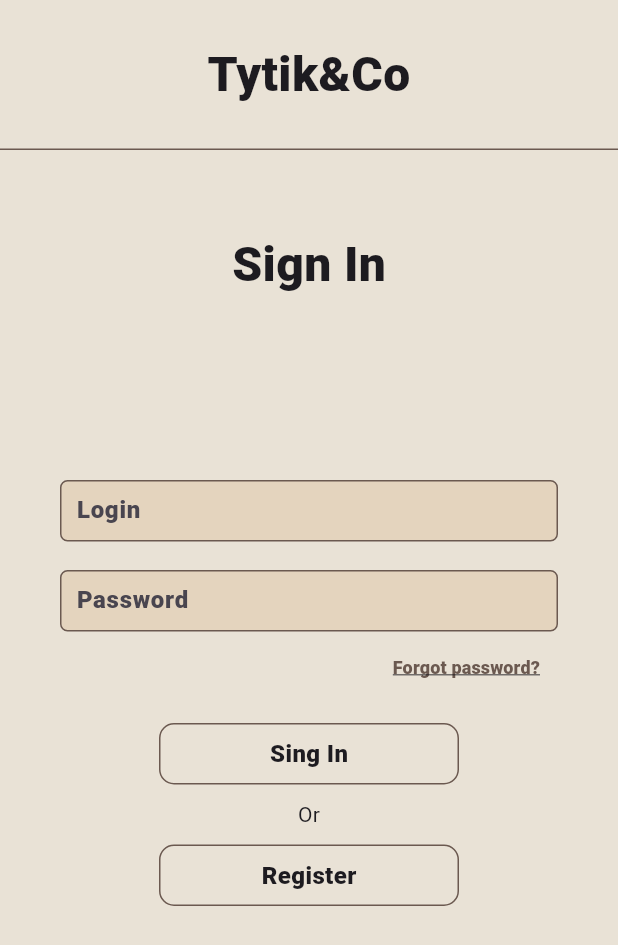
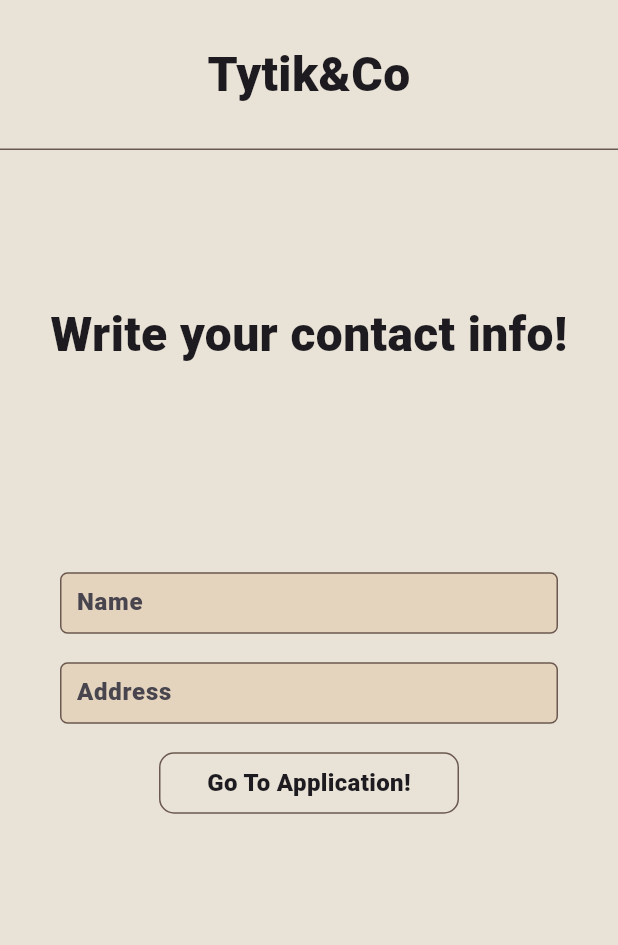
Before and after one commit to fpmi-hci-2024/project12b-mobile-tytik-co-restaraunts, a Flutter app: the screen it shows after launch, on a phone screen of 412 x 824 dp. Shown: the top 945 px of the screen. Run offline on Flutter 3.47's test engine with Material 3 defaults, Android fonts, the phone set to English and light mode, and no system bars; our stand-ins replace auto_route, cached_network_image, flutter_bloc, flutter_svg, get_it, google_fonts and 2 more.

Commit message:
made user info

```diff
--- /dev/null
+++ b/lib/src/feature/auth_page/domain/entities/user_information.dart
@@ -0,0 +1,13 @@
+class UserInformation {
+  final String name;
+  final String address;
+
+  const UserInformation({
+    required this.name,
+    required this.address,
+  });
+
+  const UserInformation.empty()
+      : name = '',
+        address = '';
+}
--- /dev/null
+++ b/lib/src/feature/auth_page/domain/repositories/i_user_information_repository.dart
@@ -0,0 +1,7 @@
+import '../entities/user_information.dart';
+
+abstract interface class IUserInformationRepository {
+  Future<UserInformation?> getUserInformation();
+
+  void saveUserInformation(UserInformation information);
+}
--- /dev/null
+++ b/lib/src/feature/auth_page/presentation/new_sign_in_bloc/new_sign_in_bloc.dart
@@ -0,0 +1,59 @@
+import 'package:flutter_bloc/flutter_bloc.dart';
+import 'package:monkey_delivery/src/feature/auth_page/domain/entities/user_information.dart';
+
+import '../../domain/repositories/i_user_information_repository.dart';
+
+part 'new_sign_in_event.dart';
+
+part 'new_sign_in_state.dart';
+
+class NewSignInBloc extends Bloc<NewSignInEvent, NewSignInState> {
+  final IUserInformationRepository _userInformationRepository;
+
+  NewSignInBloc(
+    this._userInformationRepository,
+  ) : super(const NewSignInState()) {
+    on<LoadUserInformation>(_onLoadUserInformation);
+    on<TextFieldChanged>(_onTextFieldChanged);
+    on<SaveNewInfo>(_onSaveNewInfo);
+  }
+
+  Future<void> _onLoadUserInformation(
+    LoadUserInformation event,
+    Emitter<NewSignInState> emit,
+  ) async {
+    final info = await _userInformationRepository.getUserInformation();
+    emit(
+      state.copyWith(
+        isLoaded: true,
+        userInformation: info,
+        name: info?.name,
+        address: info?.address,
+      ),
+    );
+  }
+
+  void _onTextFieldChanged(
+    TextFieldChanged event,
+    Emitter<NewSignInState> emit,
+  ) {
+    emit(
+      state.copyWith(
+        name: event.newName,
+        address: event.newAddress,
+      ),
+    );
+  }
+
+  void _onSaveNewInfo(
+    SaveNewInfo event,
+    Emitter<NewSignInState> emit,
+  ) {
+    _userInformationRepository.saveUserInformation(
+      UserInformation(
+        name: state.name,
+        address: state.address,
+      ),
+    );
+  }
+}
--- /dev/null
+++ b/lib/src/feature/auth_page/presentation/new_sign_in_bloc/new_sign_in_event.dart
@@ -0,0 +1,23 @@
+part of 'new_sign_in_bloc.dart';
+
+abstract class NewSignInEvent {
+  const NewSignInEvent();
+}
+
+class LoadUserInformation extends NewSignInEvent {
+  const LoadUserInformation();
+}
+
+class TextFieldChanged extends NewSignInEvent {
+  final String? newName;
+  final String? newAddress;
+
+  const TextFieldChanged({
+    this.newName,
+    this.newAddress,
+  });
+}
+
+class SaveNewInfo extends NewSignInEvent {
+  const SaveNewInfo();
+}
--- /dev/null
+++ b/lib/src/feature/auth_page/presentation/new_sign_in_bloc/new_sign_in_state.dart
@@ -0,0 +1,29 @@
+part of 'new_sign_in_bloc.dart';
+
+class NewSignInState {
+  final UserInformation userInformation;
+  final String name;
+  final String address;
+  final bool isLoaded;
+
+  const NewSignInState({
+    this.userInformation = const UserInformation.empty(),
+    this.name = '',
+    this.address = '',
+    this.isLoaded = false,
+  });
+
+  NewSignInState copyWith({
+    UserInformation? userInformation,
+    String? name,
+    String? address,
+    bool? isLoaded,
+  }) {
+    return NewSignInState(
+      userInformation: userInformation ?? this.userInformation,
+      name: name ?? this.name,
+      address: address ?? this.address,
+      isLoaded: isLoaded ?? this.isLoaded,
+    );
+  }
+}
--- /dev/null
+++ b/lib/src/feature/auth_page/presentation/new_sign_in_page.dart
@@ -0,0 +1,120 @@
+import 'package:auto_route/annotations.dart';
+import 'package:flutter/cupertino.dart';
+import 'package:flutter/material.dart';
+import 'package:flutter/painting.dart';
+import 'package:flutter/widgets.dart';
+import 'package:flutter_bloc/flutter_bloc.dart';
+import 'package:monkey_delivery/src/config/router/app_router.dart';
+import 'package:monkey_delivery/src/core/widgets/custom_text_field.dart';
+import 'package:monkey_delivery/src/feature/auth_page/presentation/new_sign_in_bloc/new_sign_in_bloc.dart';
+
+import '../../../core/widgets/custom_app_bar.dart';
+import '../../../core/widgets/custom_button.dart';
+import '../../../core/widgets/custom_scaffold.dart';
+import '../../../locator/locator.dart';
+import 'config/auth_page_theme.dart';
+
+@RoutePage()
+class NewSignInPage extends StatelessWidget {
+  const NewSignInPage({super.key});
+
+  @override
+  Widget build(BuildContext context) {
+    final theme = locator<AuthTheme>();
+    return BlocProvider(
+      create: (_) => locator<NewSignInBloc>()
+        ..add(
+          const LoadUserInformation(),
+        ),
+      child: Builder(builder: (context) {
+        return CustomScaffold(
+          appBar: CustomAppBar(
+            titleText: theme.appName,
+            height: 100,
+            borderColor: theme.primaryBorderColor,
+            titleStyle: const TextStyle(
+              fontSize: 32,
+              fontWeight: FontWeight.w800,
+            ),
+          ),
+          webMaxWidth: 600,
+          body: BlocBuilder<NewSignInBloc, NewSignInState>(
+              builder: (context, state) {
+            final bloc = context.read<NewSignInBloc>();
+            return Stack(
+              children: [
+                Align(
+                  alignment: Alignment.topCenter,
+                  child: Column(
+                    mainAxisSize: MainAxisSize.min,
+                    children: [
+                      const SizedBox(
+                        height: 100,
+                      ),
+                      Padding(
+                        padding: EdgeInsets.symmetric(
+                          horizontal: 20,
+                        ),
+                        child: Text(
+                          'Write your contact info!',
+                          textAlign: TextAlign.center,
+                          style: const TextStyle(
+                            fontSize: 32,
+                            fontWeight: FontWeight.w800,
+                          ),
+                        ),
+                      ),
+                    ],
+                  ),
+                ),
+                Padding(
+                  padding: const EdgeInsets.symmetric(horizontal: 40),
+                  child: Column(
+                    mainAxisAlignment: MainAxisAlignment.center,
+                    children: [
+                      CustomTextField(
+                        placeholderText: 'Name',
+                        initialText: state.userInformation.name,
+                        onChanged: (value) {
+                          bloc.add(
+                            TextFieldChanged(
+                              newName: value,
+                            ),
+                          );
+                        },
+                      ),
+                      const SizedBox(
+                        height: 19,
+                      ),
+                      CustomTextField(
+                        placeholderText: 'Address',
+                        initialText: state.userInformation.address,
+                        onChanged: (value) {
+                          bloc.add(
+                            TextFieldChanged(
+                              newAddress: value,
+                            ),
+                          );
+                        },
+                      ),
+                      const SizedBox(
+                        height: 19,
+                      ),
+                      CustomButton.auth(
+                        onTap: () {
+                          bloc.add(const SaveNewInfo());
+                          appRouter.replace(const HomeRoute());
+                        },
+                        text: 'Go To Application!',
+                      ),
+                    ],
+                  ),
+                ),
+              ],
+            );
+          }),
+        );
+      }),
+    );
+  }
+}
--- a/lib/src/feature/cafe_page/domain/data_sources/i_cafe_data_source.dart
+++ b/lib/src/feature/cafe_page/domain/data_sources/i_cafe_data_source.dart
@@ -1,5 +1,5 @@
 import 'package:monkey_delivery/src/core/domain/entities/menu_position.dart';
 
-abstract class ICafeDataSource {
+abstract interface class ICafeDataSource {
   Future<List<MenuPosition>> getMenuForCafe(String id);
 }
--- a/lib/src/feature/cafe_page/domain/repositories/i_cafe_repository.dart
+++ b/lib/src/feature/cafe_page/domain/repositories/i_cafe_repository.dart
@@ -1,5 +1,5 @@
 import 'package:monkey_delivery/src/core/domain/entities/menu_position.dart';
 
-abstract class ICafeRepository {
+abstract interface class ICafeRepository {
   Future<List<MenuPosition>> getMenuForCafe(String id);
 }
--- a/lib/src/feature/cart_page/presentation/cart_page.dart
+++ b/lib/src/feature/cart_page/presentation/cart_page.dart
@@ -153,6 +153,12 @@ class CartPage extends StatelessWidget {
                         ],
                       ),
                 const CustomTextField(
+                  placeholderText: 'Enter You Name',
+                ),
+                const SizedBox(
+                  height: 20,
+                ),
+                const CustomTextField(
                   placeholderText: 'Enter You Address',
                 ),
                 const SizedBox(
--- a/lib/src/feature/home_page/domain/data_sources/i_all_cafes_data_source.dart
+++ b/lib/src/feature/home_page/domain/data_sources/i_all_cafes_data_source.dart
@@ -1,6 +1,6 @@
 import '../../../../core/domain/entities/cafe.dart';
 
-abstract class IAllCafesDataSource {
+abstract interface class IAllCafesDataSource {
   Future<List<Cafe>> getAllCafes();
 
   Future<List<Cafe>> findCafes(String query);
--- a/lib/src/feature/home_page/domain/repositories/i_all_cafes_repository.dart
+++ b/lib/src/feature/home_page/domain/repositories/i_all_cafes_repository.dart
@@ -1,6 +1,6 @@
 import '../../../../core/domain/entities/cafe.dart';
 
-abstract class IAllCafesRepository {
+abstract interface class IAllCafesRepository {
   Future<List<Cafe>> getAllCafes();
 
   Future<List<Cafe>> findCafes(String query);
--- a/pubspec.yaml
+++ b/pubspec.yaml
@@ -43,6 +43,7 @@ dependencies:
   cached_network_image: ^3.4.0
   flutter_svg: ^2.0.10+1
   rxdart: ^0.27.0
+  shared_preferences: ^2.2.3
 
 dev_dependencies:
   flutter_test:
```
Also changed, not shown: lib/src/config/router/app_router.dart (+9 -1 lines), lib/src/feature/auth_page/data/data_sources/user_information_data_source.dart (added, +41 -0 lines), lib/src/feature/auth_page/data/repositories/user_information_repository.dart (added, +19 -0 lines), lib/src/feature/auth_page/domain/data_sources/i_user_information_data_source.dart (added, +7 -0 lines), lib/src/feature/auth_page/presentation/new_sign_in.dart (deleted, +0 -113 lines), lib/src/locator/locator.dart (+18 -0 lines), lib/src/config/router/app_router.gr.dart, pubspec.lock.
